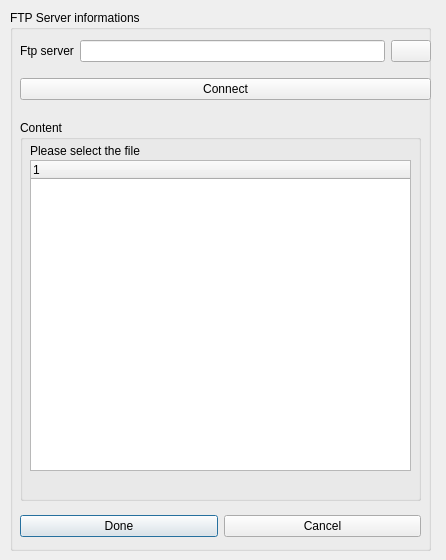
Qt form code/nel/tools/3d/object_viewer_qt/src/plugins/translation_manager/ftp_selection.ui (ryzom/ryzomcore) before a commit.
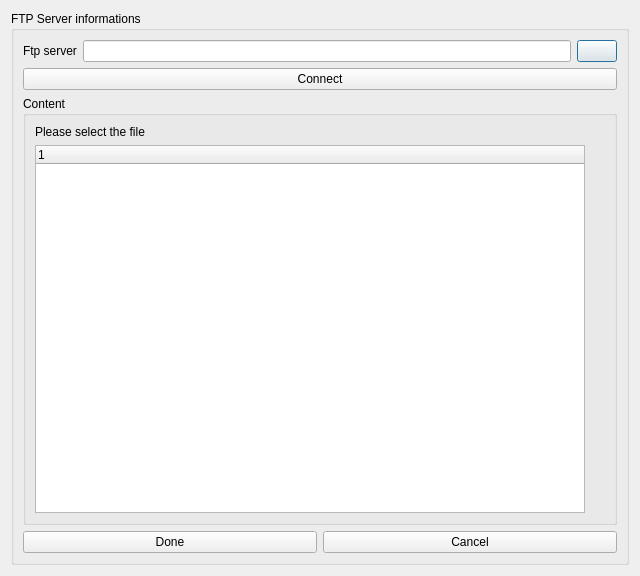
The same form after that commit. Icons and pictures are not drawn.

Commit message:
Changed: Fixed an error when cancelling a merge window, added double click support on merge source. Fixed window scaling on merge windows.
branch : gsoc2011-translationovqt

```diff
--- a/code/nel/tools/3d/object_viewer_qt/src/plugins/translation_manager/ftp_selection.ui
+++ b/code/nel/tools/3d/object_viewer_qt/src/plugins/translation_manager/ftp_selection.ui
@@ -6,101 +6,21 @@
    <rect>
     <x>0</x>
     <y>0</y>
-    <width>446</width>
-    <height>560</height>
+    <width>640</width>
+    <height>576</height>
    </rect>
   </property>
   <property name="windowTitle">
    <string>Dialog</string>
   </property>
+  <layout class="QGridLayout" name="gridLayout_3">
+   <item row="0" column="0">
   <widget class="QGroupBox" name="groupBox">
-   <property name="geometry">
-    <rect>
-     <x>10</x>
-     <y>10</y>
-     <width>421</width>
-     <height>541</height>
-    </rect>
-   </property>
    <property name="title">
     <string>FTP Server informations</string>
    </property>
-   <widget class="QGroupBox" name="groupBox_2">
-    <property name="geometry">
-     <rect>
-      <x>10</x>
-      <y>110</y>
-      <width>401</width>
-      <height>381</height>
-     </rect>
-    </property>
-    <property name="title">
-     <string>Content</string>
-    </property>
-    <widget class="QLabel" name="label_4">
-     <property name="geometry">
-      <rect>
-       <x>10</x>
-       <y>20</y>
-       <width>141</width>
-       <height>21</height>
-      </rect>
-     </property>
-     <property name="text">
-      <string>Please select the file</string>
-     </property>
-    </widget>
-    <widget class="QTreeWidget" name="fileList">
-     <property name="geometry">
-      <rect>
-       <x>10</x>
-       <y>40</y>
-       <width>381</width>
-       <height>311</height>
-      </rect>
-     </property>
-     <column>
-      <property name="text">
-       <string notr="true">1</string>
-      </property>
-     </column>
-    </widget>
-   </widget>
-   <widget class="QWidget" name="layoutWidget">
-    <property name="geometry">
-     <rect>
-      <x>10</x>
-      <y>500</y>
-      <width>401</width>
-      <height>33</height>
-     </rect>
-    </property>
-    <layout class="QGridLayout" name="gridLayout_2">
+     <layout class="QGridLayout" name="gridLayout_4">
      <item row="0" column="0">
-      <widget class="QPushButton" name="doneButton">
-       <property name="text">
-        <string>Done</string>
-       </property>
-      </widget>
-     </item>
-     <item row="0" column="1">
-      <widget class="QPushButton" name="cancelButton">
-       <property name="text">
-        <string>Cancel</string>
-       </property>
-      </widget>
-     </item>
-    </layout>
-   </widget>
-   <widget class="QWidget" name="">
-    <property name="geometry">
-     <rect>
-      <x>10</x>
-      <y>20</y>
-      <width>411</width>
-      <height>81</height>
-     </rect>
-    </property>
     <layout class="QGridLayout" name="gridLayout">
      <item row="0" column="0">
       <widget class="QLabel" name="label">
@@ -131,8 +51,67 @@
       </widget>
      </item>
     </layout>
-   </widget>
-  </widget>
+      </item>
+      <item row="1" column="0">
+       <widget class="QGroupBox" name="groupBox_2">
+        <property name="title">
+         <string>Content</string>
+        </property>
+        <layout class="QGridLayout" name="gridLayout_5">
+         <item row="0" column="0">
+          <widget class="QLabel" name="label_4">
+           <property name="text">
+            <string>Please select the file</string>
+           </property>
+          </widget>
+         </item>
+         <item row="1" column="0">
+          <widget class="QTreeWidget" name="fileList">
+           <column>
+            <property name="text">
+             <string notr="true">1</string>
+            </property>
+           </column>
+          </widget>
+         </item>
+         <item row="1" column="1">
+          <spacer name="verticalSpacer">
+           <property name="orientation">
+            <enum>Qt::Vertical</enum>
+           </property>
+           <property name="sizeHint" stdset="0">
+            <size>
+             <width>20</width>
+             <height>378</height>
+            </size>
+           </property>
+          </spacer>
+         </item>
+        </layout>
+       </widget>
+      </item>
+      <item row="2" column="0">
+       <layout class="QGridLayout" name="gridLayout_2">
+        <item row="0" column="0">
+         <widget class="QPushButton" name="doneButton">
+          <property name="text">
+           <string>Done</string>
+          </property>
+         </widget>
+        </item>
+        <item row="0" column="1">
+         <widget class="QPushButton" name="cancelButton">
+          <property name="text">
+           <string>Cancel</string>
+          </property>
+         </widget>
+        </item>
+       </layout>
+      </item>
+     </layout>
+    </widget>
+   </item>
+  </layout>
  </widget>
  <resources>
   <include location="ftp_selection.qrc"/>
```
Lines whose indentation alone changed are shown as unchanged. The commit also changes 4 other files.
